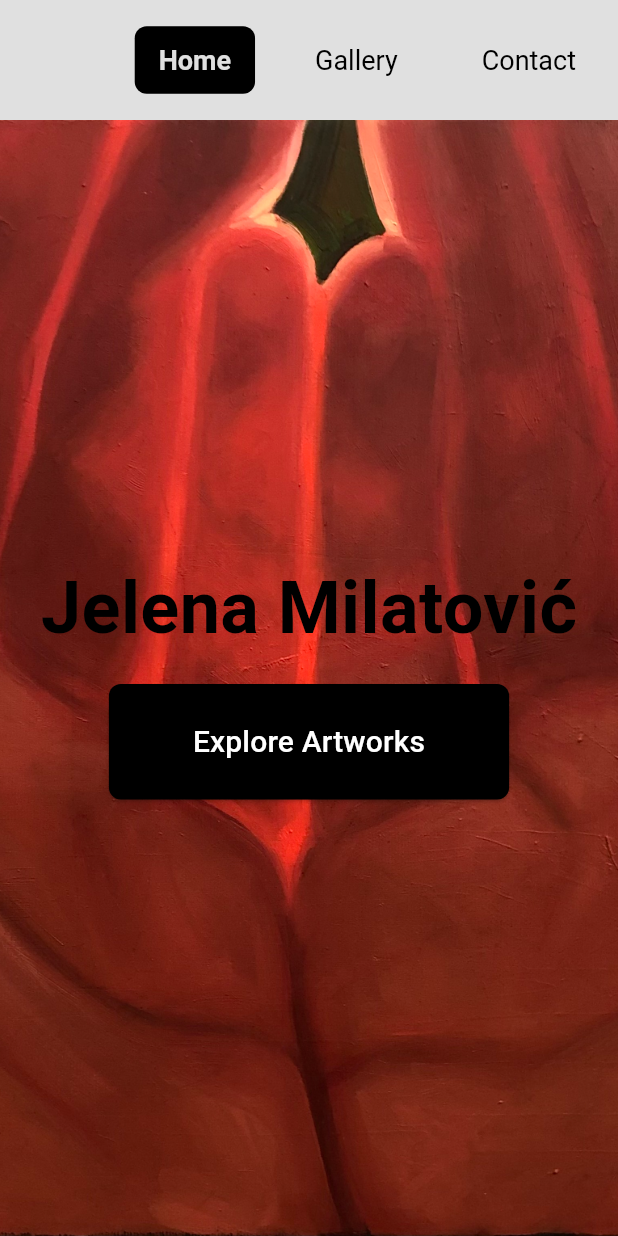
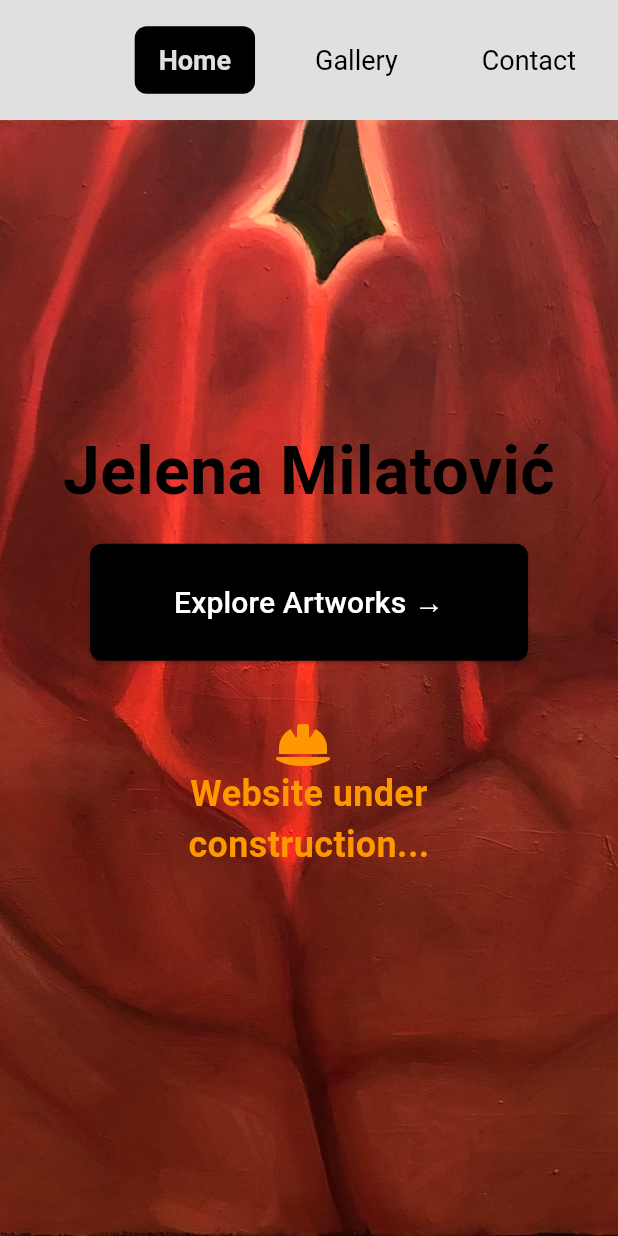
Before and after one commit to fishsalad183/exsy, a Flutter app: the screen it shows after launch, on a phone screen of 412 x 824 dp. Run offline on Flutter 3.47's test engine with Material 3 defaults, Android fonts, the phone set to English and light mode, and no system bars; our stand-ins replace bloc, equatable, flutter_bloc, font_awesome_flutter.

Commit message:
Fix paddings and text wrapping in home screen; add label that says website is under construction

```diff
--- a/lib/assets/constants.dart
+++ b/lib/assets/constants.dart
@@ -1,7 +1,7 @@
 class Constants {
   static const appTitle = 'Jelena Milatović';
 
-  static const labelExploreArtworks = 'Explore Artworks';
+  static const labelExploreArtworks = 'Explore Artworks →';
   static const labelNameSurname = 'Jelena Milatović';
   static const labelInstagram = '@buntovac_';
 
--- a/lib/screens/home_screen.dart
+++ b/lib/screens/home_screen.dart
@@ -1,5 +1,6 @@
 import 'package:exsy/assets/constants.dart';
 import 'package:flutter/material.dart';
+import 'package:font_awesome_flutter/font_awesome_flutter.dart';
 
 class HomeScreen extends StatelessWidget {
   const HomeScreen({super.key});
@@ -26,13 +27,18 @@ class HomeScreen extends StatelessWidget {
             ),
           ),
           Center(
+            child: Padding(
+              padding: const EdgeInsets.all(16.0),
               child: Column(
+                mainAxisAlignment: MainAxisAlignment.center,
                 mainAxisSize: MainAxisSize.min,
                 children: [
                   const Text(
                     Constants.labelNameSurname,
+                    softWrap: true,
+                    textAlign: TextAlign.center,
                     style: TextStyle(
-                    fontSize: 48,
+                      fontSize: 44,
                       color: Colors.black,
                       fontWeight: FontWeight.bold,
                     ),
@@ -50,9 +56,37 @@ class HomeScreen extends StatelessWidget {
                     onPressed: () {
                       Navigator.pushReplacementNamed(context, '/gallery');
                     },
-                  child: const Text(Constants.labelExploreArtworks, style: TextStyle(fontSize: 20)),
+                    child: const Text(
+                      Constants.labelExploreArtworks,
+                      style: TextStyle(
+                        fontSize: 20,
+                      ),
+                    ),
+                  ),
+                  const Padding(
+                    padding: EdgeInsets.all(40),
+                    child: Wrap(
+                      crossAxisAlignment: WrapCrossAlignment.center,
+                      alignment: WrapAlignment.center,
+                      children: [
+                        FaIcon(FontAwesomeIcons.helmetSafety, color: Colors.orange, size: 32),
+                        SizedBox(width: 8),
+                        Text(
+                          'Website under construction...',
+                          overflow: TextOverflow.fade,
+                          textAlign: TextAlign.center,
+                          // softWrap: true,
+                          style: TextStyle(
+                            fontSize: 24,
+                            color: Colors.orange,
+                            fontWeight: FontWeight.bold,
+                          ),
                         ),
                       ],
+                    ),
+                  ),
+                ],
+              ),
             ),
           ),
         ],
```
Lines whose indentation alone changed are shown as unchanged.
